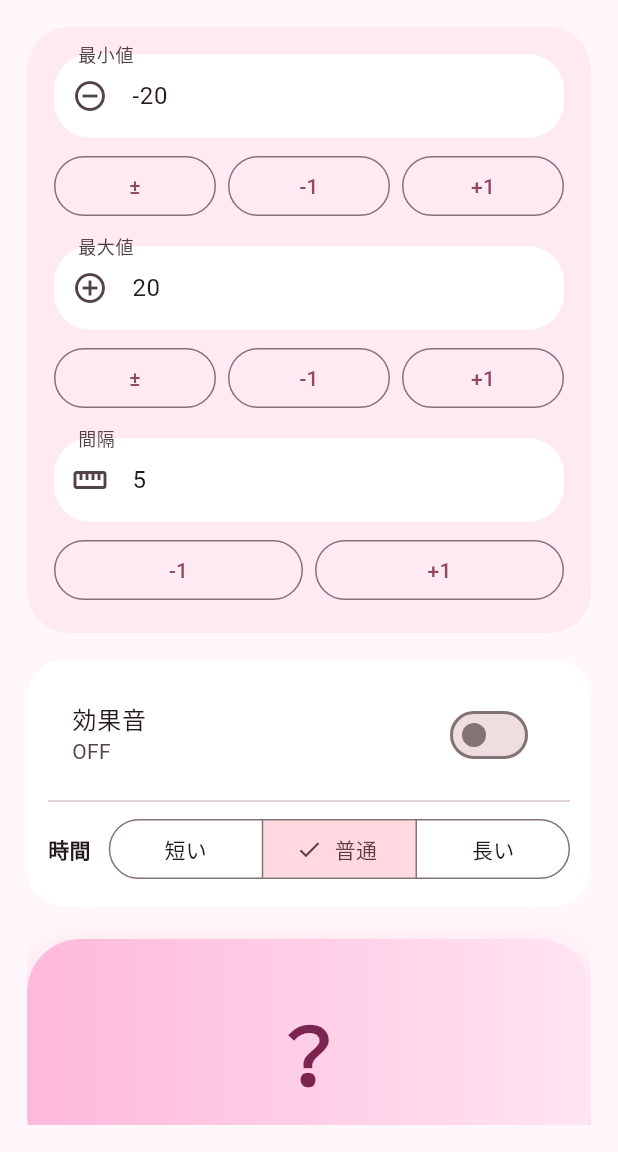
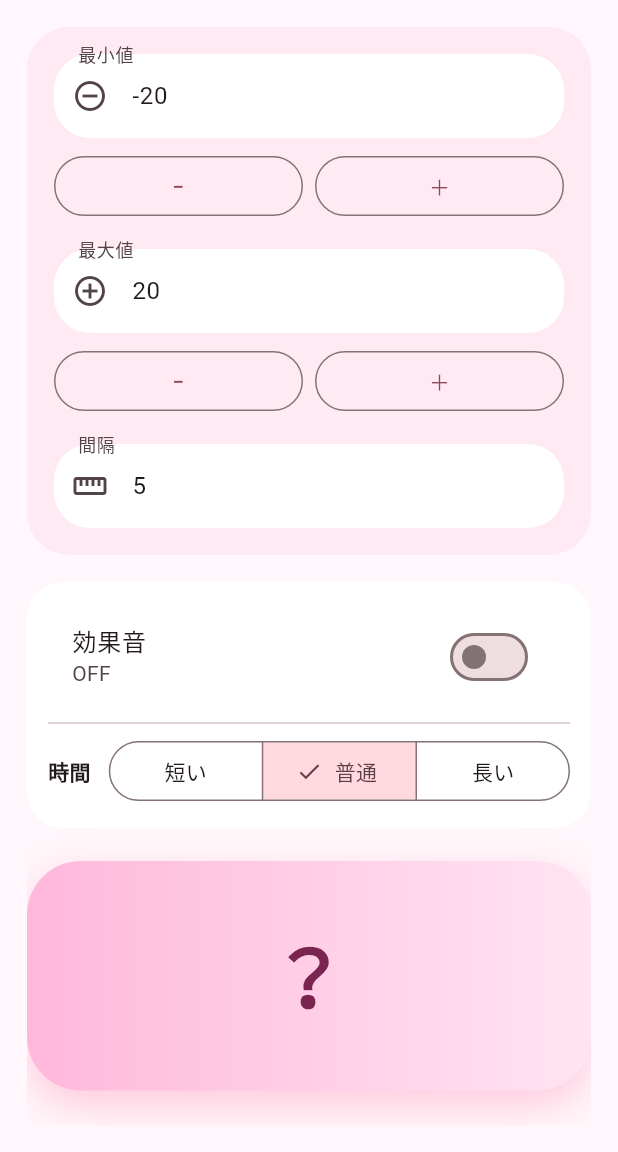
Before and after one commit to tatsu110119/random_app, a Flutter app: the screen it shows after launch, after a tap on "効果音", on a phone screen of 412 x 824 dp, the part 84-1236 px from its top. Run offline on Flutter 3.47's test engine with Material 3 defaults, Android fonts, the light colour scheme and no system bars; our stand-ins replace audioplayers, shared_preferences.

Commit message:
remove adjustment buttons

```diff
--- a/lib/main.dart
+++ b/lib/main.dart
@@ -7,11 +7,7 @@ void main() {
   runApp(const MyApp());
 }
 
-enum RouletteSpeed {
-  short,
-  normal,
-  long,
-}
+enum RouletteSpeed { short, normal, long }
 
 class MyApp extends StatelessWidget {
   const MyApp({super.key});
@@ -71,14 +67,11 @@ class _RandomPageState extends State<RandomPage> {
     setState(() {
       history = savedHistory.map(int.parse).toList();
       soundOn = savedSound;
-
-      if (savedSpeed == 'short') {
-        speed = RouletteSpeed.short;
-      } else if (savedSpeed == 'long') {
-        speed = RouletteSpeed.long;
-      } else {
-        speed = RouletteSpeed.normal;
-      }
+      speed = switch (savedSpeed) {
+        'short' => RouletteSpeed.short,
+        'long' => RouletteSpeed.long,
+        _ => RouletteSpeed.normal,
+      };
     });
   }
 
@@ -99,7 +92,6 @@ class _RandomPageState extends State<RandomPage> {
   Future<void> clearHistory() async {
     final prefs = await SharedPreferences.getInstance();
     await prefs.remove('history');
-
     setState(() {
       history.clear();
     });
@@ -166,7 +158,6 @@ class _RandomPageState extends State<RandomPage> {
       final rate = elapsed / total;
 
       int delay;
-
       if (rate < 0.38) {
         delay = 350;
       } else if (rate < 0.62) {
@@ -211,22 +202,21 @@ class _RandomPageState extends State<RandomPage> {
     );
   }
 
-  void addMinus(TextEditingController controller) {
-    final text = controller.text;
-
+  void makeNegative(TextEditingController controller) {
+    final text = controller.text.trim();
     setState(() {
-      if (text.startsWith('-')) {
-        controller.text = text.substring(1);
-      } else {
-        controller.text = '-$text';
+      if (text.isEmpty || text == "0") {
+        controller.text = "-1";
+      } else if (!text.startsWith("-")) {
+        controller.text = "-$text";
       }
     });
   }
 
-  void addValue(TextEditingController controller, int amount) {
-    final value = int.tryParse(controller.text) ?? 0;
+  void makePositive(TextEditingController controller) {
+    final text = controller.text.trim();
     setState(() {
-      controller.text = (value + amount).toString();
+      controller.text = text.replaceFirst("-", "");
     });
   }
 
@@ -265,49 +255,30 @@ class _RandomPageState extends State<RandomPage> {
         TextField(
           controller: controller,
           decoration: cuteInput(label, icon),
-          keyboardType: TextInputType.numberWithOptions(
-            signed: allowMinus,
+          keyboardType: TextInputType.number,
         ),
-        ),
+        if (allowMinus) ...[
           const SizedBox(height: 8),
           Row(
             children: [
-            if (allowMinus)
               Expanded(
                 child: OutlinedButton(
-                  onPressed: isRolling ? null : () => addMinus(controller),
-                  child: const Text('±'),
-                ),
-              ),
-            if (allowMinus) const SizedBox(width: 8),
-            Expanded(
-              child: OutlinedButton(
-                onPressed: isRolling ? null : () => addValue(controller, -1),
-                child: const Text('-1'),
+                  onPressed: isRolling ? null : () => makeNegative(controller),
+                  child: const Text('−'),
                 ),
               ),
               const SizedBox(width: 8),
               Expanded(
                 child: OutlinedButton(
-                onPressed: isRolling ? null : () => addValue(controller, 1),
-                child: const Text('+1'),
+                  onPressed: isRolling ? null : () => makePositive(controller),
+                  child: const Text('＋'),
                 ),
               ),
             ],
           ),
         ],
+      ],
     );
-  }
-
-  String speedLabel(RouletteSpeed value) {
-    switch (value) {
-      case RouletteSpeed.short:
-        return '短い';
-      case RouletteSpeed.normal:
-        return '普通';
-      case RouletteSpeed.long:
-        return '長い';
-    }
   }
 
   @override
@@ -323,9 +294,6 @@ class _RandomPageState extends State<RandomPage> {
       body: SafeArea(
         child: Padding(
           padding: const EdgeInsets.all(18),
-          child: Column(
-            children: [
-              Expanded(
           child: ListView(
             children: [
               Container(
@@ -342,14 +310,14 @@ class _RandomPageState extends State<RandomPage> {
                       icon: Icons.remove_circle_outline,
                       allowMinus: true,
                     ),
-                          const SizedBox(height: 16),
+                    const SizedBox(height: 18),
                     numberInput(
                       label: '最大値',
                       controller: maxController,
                       icon: Icons.add_circle_outline,
                       allowMinus: true,
                     ),
-                          const SizedBox(height: 16),
+                    const SizedBox(height: 18),
                     numberInput(
                       label: '間隔',
                       controller: stepController,
@@ -388,9 +356,7 @@ class _RandomPageState extends State<RandomPage> {
                       children: [
                         const Text(
                           '時間',
-                                style: TextStyle(
-                                  fontWeight: FontWeight.bold,
-                                ),
+                          style: TextStyle(fontWeight: FontWeight.bold),
                         ),
                         const SizedBox(width: 12),
                         Expanded(
@@ -493,16 +459,13 @@ class _RandomPageState extends State<RandomPage> {
                     ),
                   ),
                   TextButton.icon(
-                          onPressed: history.isEmpty || isRolling
-                              ? null
-                              : clearHistory,
+                    onPressed:
+                        history.isEmpty || isRolling ? null : clearHistory,
                     icon: const Icon(Icons.delete_outline),
                     label: const Text('消去'),
                   ),
                 ],
               ),
-
-                    const SizedBox(height: 8),
 
               if (history.isEmpty)
                 const Center(
@@ -539,9 +502,6 @@ class _RandomPageState extends State<RandomPage> {
             ],
           ),
         ),
-            ],
-          ),
-        ),
       ),
     );
   }
```
Also changed, not shown: 2 other files. Lines whose indentation alone changed are shown as unchanged.
